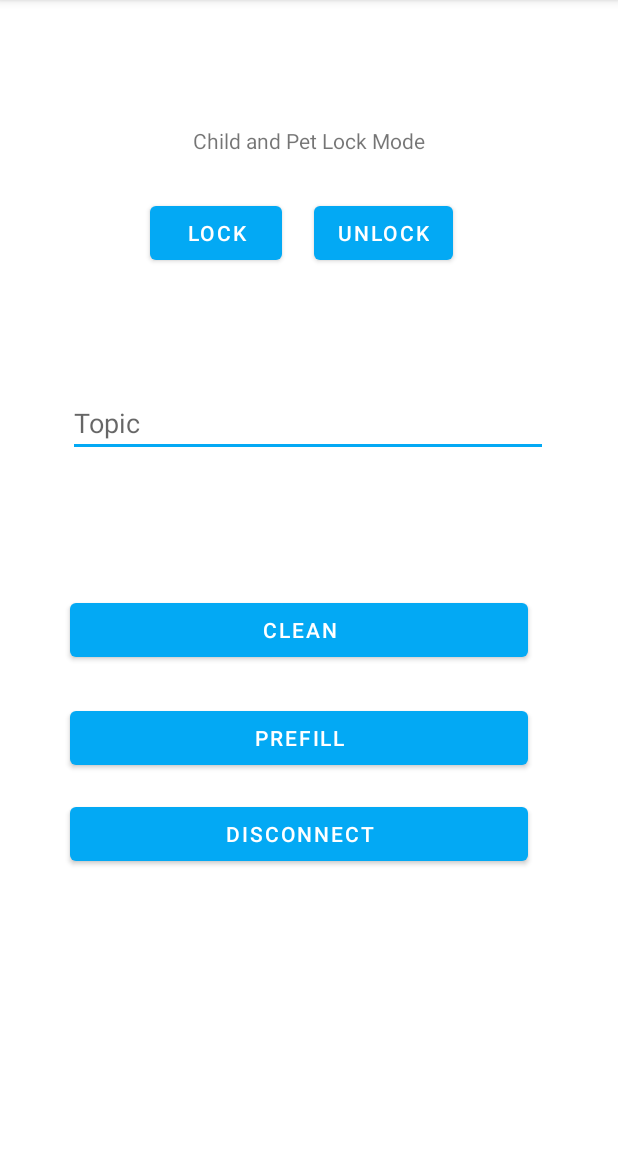
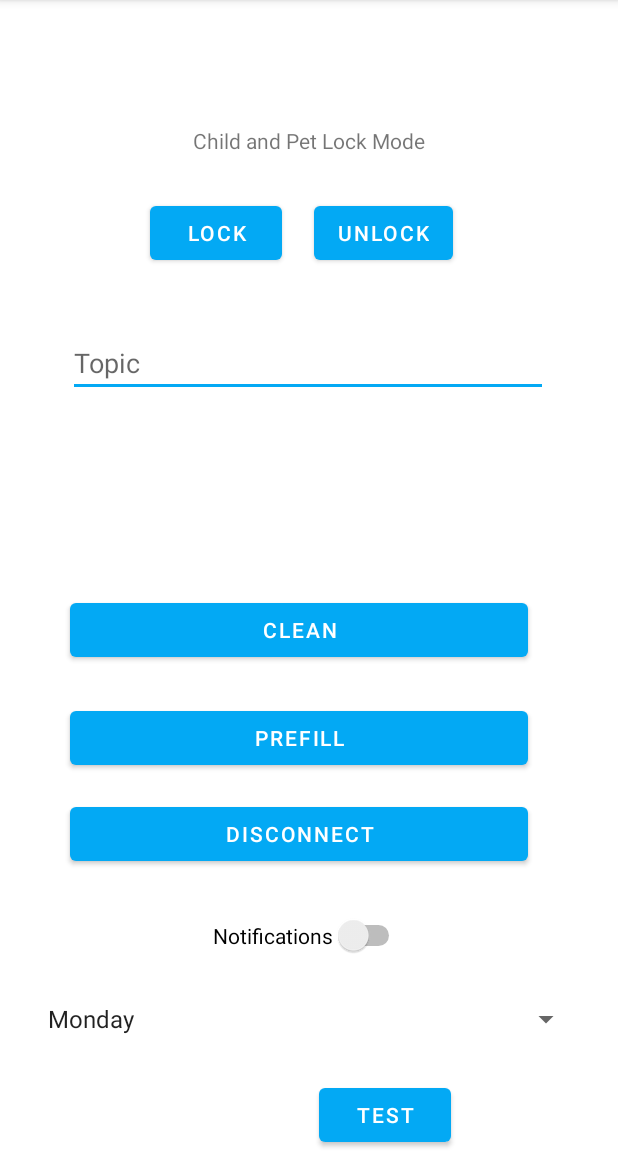
Before and after one commit to paulinearcita/SmartTrashBin, an Android app: the fragment ClientFragment shown on its own in the app's theme, on a phone screen of 412 x 824 dp, the part 84-1236 px from its top. Run offline under Robolectric (Android 15) with nearby library versions, the phone set to English and light mode, and no system bars; libraries missing offline, so code that uses them is left out: org.eclipse.paho; 1 statement that could not run was skipped.

Commit message:
Added Notifications

```diff
--- a/app/src/main/java/com/example/mqttkotlinsample/ClientFragment.kt
+++ b/app/src/main/java/com/example/mqttkotlinsample/ClientFragment.kt
@@ -1,20 +1,31 @@
 package com.example.mqttkotlinsample
 
+import android.app.NotificationChannel
+import android.app.NotificationManager
+import android.content.Context
+import android.os.Build
 import android.os.Bundle
 import android.util.Log
 import androidx.fragment.app.Fragment
 import android.view.LayoutInflater
 import android.view.View
 import android.view.ViewGroup
-import android.widget.Button
-import android.widget.EditText
-import android.widget.Toast
+import android.widget.*
 import androidx.activity.OnBackPressedCallback
+import androidx.appcompat.app.AppCompatActivity
+import androidx.core.app.NotificationCompat
+import androidx.core.app.NotificationManagerCompat
+import androidx.core.content.ContextCompat.getSystemService
 import androidx.navigation.fragment.findNavController
+import kotlinx.android.synthetic.main.fragment_client.*
 import org.eclipse.paho.client.mqttv3.*
+import java.util.*
 
 class ClientFragment : Fragment() {
     private lateinit var mqttClient : MQTTClient
+
+    var dayOfWeek = 1
+    var notifsEnabled = false
 
     override fun onCreate(savedInstanceState: Bundle?) {
         super.onCreate(savedInstanceState)
@@ -41,14 +52,22 @@ class ClientFragment : Fragment() {
                 }
             }
         })
+
+
+
     }
 
     override fun onCreateView(
             inflater: LayoutInflater, container: ViewGroup?,
             savedInstanceState: Bundle?
     ): View? {
+
+
+
+
         // Inflate the layout for this fragment
         return inflater.inflate(R.layout.fragment_client, container, false)
+
     }
 
     // NEED
@@ -60,6 +79,58 @@ class ClientFragment : Fragment() {
         val clientId    = arguments?.getString(MQTT_CLIENT_ID_KEY)
         val username    = arguments?.getString(MQTT_USERNAME_KEY)
         val pwd         = arguments?.getString(MQTT_PWD_KEY)
+
+        val spinner: Spinner = trashDaySpinner
+
+
+        ArrayAdapter.createFromResource(
+                this.requireActivity(),
+                R.array.days_of_week,
+                android.R.layout.simple_spinner_item
+        ).also { adapter ->
+            adapter.setDropDownViewResource(android.R.layout.simple_expandable_list_item_1)
+            trashDaySpinner.adapter = adapter
+        }
+
+
+
+        trashDaySpinner.onItemSelectedListener = object : AdapterView.OnItemSelectedListener {
+
+            override fun onItemSelected(parent: AdapterView<*>, view: View, pos: Int, id: Long) {
+
+                if(trashDaySpinner.selectedItem.toString() == "Monday")
+                    dayOfWeek = 1
+                else if(trashDaySpinner.selectedItem.toString() == "Tuesday")
+                    dayOfWeek = 2
+                else if(trashDaySpinner.selectedItem.toString() == "Wednesday")
+                    dayOfWeek = 3
+                else if(trashDaySpinner.selectedItem.toString() == "Thursday")
+                    dayOfWeek = 4
+                else if(trashDaySpinner.selectedItem.toString() == "Friday")
+                    dayOfWeek = 5
+                else if(trashDaySpinner.selectedItem.toString() == "Saturday")
+                    dayOfWeek = 6
+                else if(trashDaySpinner.selectedItem.toString() == "Sunday")
+                    dayOfWeek = 7
+
+
+            }
+
+            override fun onNothingSelected(parent: AdapterView<out Adapter>?) {
+                dayOfWeek = 1
+            }
+
+        }
+
+        notifSwitch.isChecked = notifsEnabled
+
+        notifSwitch.setOnClickListener {
+
+            notifsEnabled = notifSwitch.isChecked
+
+        }
+
+
 
         // Check if passed arguments are valid
         if (    serverURI   != null    &&
@@ -171,6 +242,41 @@ class ClientFragment : Fragment() {
             }
         }
 
+        testButton.setOnClickListener {
+            var s = "Monday"
+            when (dayOfWeek) {
+                1 -> s = "Monday"
+                2 -> s = "Tuesday"
+                3 -> s = "Wednesday"
+                4 -> s = "Thursday"
+                5 -> s = "Friday"
+                6 -> s = "Saturday"
+                7 -> s = "Sunday"
+            }
+
+
+            val channel_id = "id1"
+            createChannel("id1", "Channel1")
+            val trashDayNofifID = 1
+            val d = Date()
+            @Suppress("DEPRECATION") val day = d.day
+            if(day == dayOfWeek && notifsEnabled) //replace with saved setting
+            {
+                var builder = NotificationCompat.Builder(this.requireActivity(), channel_id)
+                        .setSmallIcon(R.drawable.knight)
+                        .setContentTitle("It is $s. Trash Day!")
+                        .setContentText(Context.NOTIFICATION_SERVICE)
+                        .setPriority(NotificationCompat.PRIORITY_DEFAULT)
+
+                with(NotificationManagerCompat.from(this.requireActivity())) {
+                    // notificationId is a unique int for each notification that you must define
+                    notify(trashDayNofifID, builder.build())
+                }
+
+            }
+
+        }
+
         view.findViewById<Button>(R.id.btnUnlock).setOnClickListener {
             val topic   = view.findViewById<EditText>(R.id.edittext_pubtopic).text.toString()
             val message = "b"
@@ -271,4 +377,23 @@ class ClientFragment : Fragment() {
 //            }
 //        }
     }
+
+    private fun createChannel(channelId: String, channelName: String) {
+        // TODO: Step 1.6 START create a channel
+        if (Build.VERSION.SDK_INT >= Build.VERSION_CODES.O) {
+            val name = channelName
+            val descriptionText = "Channel Description"
+            val importance = NotificationManager.IMPORTANCE_HIGH
+            val mChannel = NotificationChannel(channelId, name, importance)
+            mChannel.description = descriptionText
+
+            val notificationManager = requireActivity().getSystemService(AppCompatActivity.NOTIFICATION_SERVICE) as NotificationManager
+            notificationManager.createNotificationChannel(mChannel)
+
+
+        }
+        // TODO: Step 1.6 END create a channel
+    }
+
+
 }
--- a/app/src/main/res/layout/fragment_client.xml
+++ b/app/src/main/res/layout/fragment_client.xml
@@ -65,7 +65,7 @@
         android:id="@+id/edittext_pubtopic"
         android:layout_width="wrap_content"
         android:layout_height="wrap_content"
-        android:layout_marginTop="80dp"
+        android:layout_marginTop="40dp"
         android:autofillHints="@string/topic_text"
         android:ems="15"
         android:hint="@string/topic_text"
@@ -99,4 +99,43 @@
         app:layout_constraintStart_toEndOf="@+id/btnLock"
         app:layout_constraintTop_toBottomOf="@+id/txtLock" />
 
+
+    <Switch
+        android:id="@+id/notifSwitch"
+        android:layout_width="wrap_content"
+        android:layout_height="wrap_content"
+        android:layout_marginTop="30dp"
+        android:text="Notifications"
+        app:layout_constraintEnd_toEndOf="parent"
+        app:layout_constraintStart_toStartOf="parent"
+        app:layout_constraintTop_toBottomOf="@+id/button_disconnect" />
+
+    <Spinner
+        android:id="@+id/trashDaySpinner"
+        android:layout_width="match_parent"
+        android:layout_height="wrap_content"
+        android:layout_marginStart="24dp"
+        android:layout_marginLeft="24dp"
+        android:layout_marginTop="30dp"
+        android:layout_marginEnd="24dp"
+        android:layout_marginRight="24dp"
+        app:layout_constraintEnd_toEndOf="parent"
+        app:layout_constraintHorizontal_bias="1.0"
+        app:layout_constraintStart_toStartOf="parent"
+        app:layout_constraintTop_toBottomOf="@+id/notifSwitch" />
+
+    <Button
+        android:id="@+id/testButton"
+        android:layout_width="wrap_content"
+        android:layout_height="wrap_content"
+        android:layout_marginTop="28dp"
+        android:layout_marginEnd="104dp"
+        android:layout_marginRight="104dp"
+        android:text="Test"
+        app:layout_constraintEnd_toEndOf="parent"
+        app:layout_constraintHorizontal_bias="0.769"
+        app:layout_constraintStart_toEndOf="@+id/btnLock"
+        app:layout_constraintTop_toBottomOf="@+id/trashDaySpinner"
+        />
+
 </androidx.constraintlayout.widget.ConstraintLayout>
--- a/app/src/main/res/values/strings.xml
+++ b/app/src/main/res/values/strings.xml
@@ -20,4 +20,14 @@
     <string name="topic_text">Topic</string>
     <string name="message_text">Message</string>
 
+    <string-array name="days_of_week">
+        <item>Monday</item>
+        <item>Tuesday</item>
+        <item>Wednesday</item>
+        <item>Thursday</item>
+        <item>Friday</item>
+        <item>Saturday</item>
+        <item>Sunday</item>
+    </string-array>
+
 </resources>
```
Also changed, not shown: app/src/main/res/drawable/knight.png (added), gradle/wrapper/gradle-wrapper.properties.
